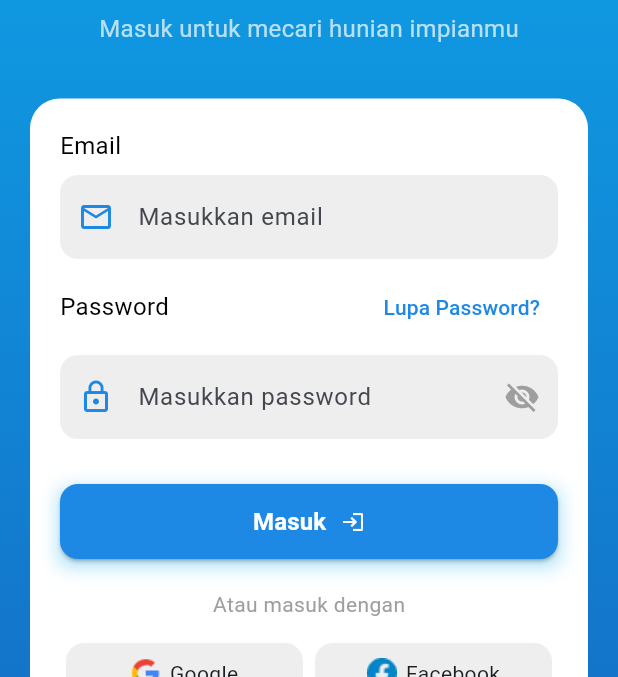
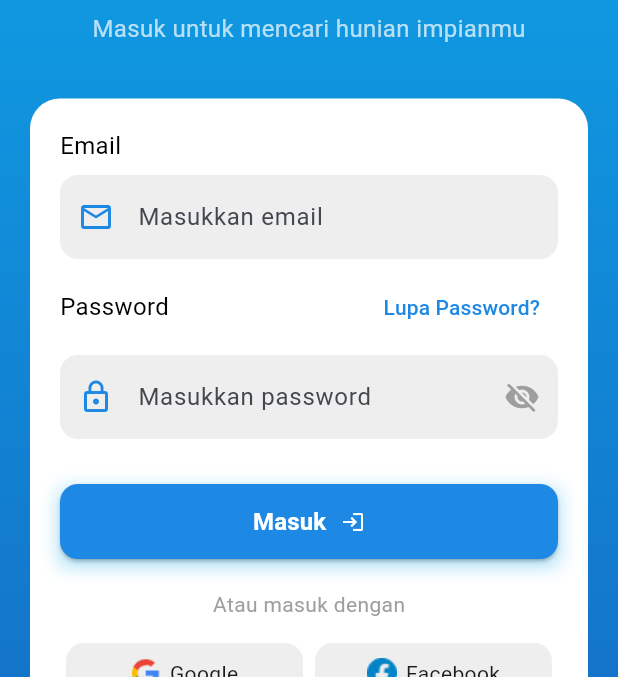
Before and after one commit to faldyardiansyah/mobile_proyek, a Flutter app: the LoginScreen screen opened directly, on a phone screen of 412 x 824 dp, the part 254-931 px from its top. Run offline on Flutter 3.47's test engine with Material 3 defaults, Android fonts, the phone set to English and light mode, and no system bars; drawn by our look-alikes of flutter_animate; our stand-ins replace dash_chat_2, dio, get, get_storage, lottie; accounts and stored records are empty.

Commit message:
integrasi ke laravel

```diff
--- a/lib/auth/login_screen.dart
+++ b/lib/auth/login_screen.dart
@@ -37,7 +37,7 @@ class LoginScreen extends StatelessWidget {
                   ),
                   const SizedBox(height: 8),
                   const Text(
-                    "Masuk untuk mecari hunian impianmu",
+                    "Masuk untuk mencari hunian impianmu",
                     style: TextStyle(fontSize: 16, color: Colors.white70),
                   ),
                   const SizedBox(height: 35),
@@ -50,25 +50,23 @@ class LoginScreen extends StatelessWidget {
                     child: Column(
                       crossAxisAlignment: CrossAxisAlignment.start,
                       children: [
-                        const Text(
-                          "Email",
-                          style: TextStyle(fontSize: 16, color: Colors.black),
-                        ),
+                        const Text("Email",
+                            style: TextStyle(fontSize: 16, color: Colors.black)),
                         const SizedBox(height: 8),
                         _buildTextField(
                           hint: "Masukkan email",
-                          icon: Icons.email_outlined, controller: controller.emailLoginController,
+                          icon: Icons.email_outlined,
+                          controller: controller.emailLoginController,
+                          keyboardType: TextInputType.emailAddress,
                         ),
+
                         const SizedBox(height: 8),
                         _buildForgotPasswordRow(),
                         const SizedBox(height: 8),
-
-                        Obx(
-                          () => _buildTextField(
+                        Obx(() => _buildTextField(
                               hint: "Masukkan password",
                               icon: Icons.lock_outline,
                               controller: controller.passwordLoginController,
-                            isPassword: true,
                               obscureText: controller.isHidden.value,
                               suffixIcon: IconButton(
                                 icon: Icon(
@@ -77,19 +75,16 @@ class LoginScreen extends StatelessWidget {
                                       : Icons.visibility,
                                   color: Colors.grey,
                                 ),
-                              onPressed: () => controller.togglePassword(),
+                                onPressed: controller.togglePassword,
                               ),
-                          ),
-                        ),
+                            )),
 
                         const SizedBox(height: 30),
                         _buildLoginButton(controller),
                         const SizedBox(height: 20),
                         const Center(
-                          child: Text(
-                            "Atau masuk dengan",
-                            style: TextStyle(fontSize: 14, color: Colors.grey),
-                          ),
+                          child: Text("Atau masuk dengan",
+                              style: TextStyle(fontSize: 14, color: Colors.grey)),
                         ),
                         const SizedBox(height: 16),
                         _buildSocialRow(),
@@ -115,19 +110,22 @@ class LoginScreen extends StatelessWidget {
         color: Colors.white.withOpacity(0.2),
         borderRadius: BorderRadius.circular(20),
       ),
-      child: Icon(Icons.home_filled, color: Colors.white, size: 30)
+      child: const Icon(Icons.home_filled, color: Colors.white, size: 30),
     );
   }
 
   Widget _buildTextField({
     required String hint,
     required IconData icon,
-    bool isPassword = false,
+    required TextEditingController controller,
     bool obscureText = false,
-    Widget? suffixIcon, required TextEditingController controller,
+    Widget? suffixIcon,
+    TextInputType? keyboardType,
   }) {
     return TextField(
+      controller: controller,
       obscureText: obscureText,
+      keyboardType: keyboardType,
       decoration: InputDecoration(
         hintText: hint,
         prefixIcon: Icon(icon, color: const Color(0xFF1E88E5)),
@@ -146,16 +144,12 @@ class LoginScreen extends StatelessWidget {
     return Row(
       mainAxisAlignment: MainAxisAlignment.spaceBetween,
       children: [
-        const Text(
-          "Password",
-          style: TextStyle(fontSize: 16, color: Colors.black),
-        ),
+        const Text("Password",
+            style: TextStyle(fontSize: 16, color: Colors.black)),
         TextButton(
           onPressed: () {},
-          child: const Text(
-            "Lupa Password?",
-            style: TextStyle(color: Color(0xFF1E88E5)),
-          ),
+          child: const Text("Lupa Password?",
+              style: TextStyle(color: Color(0xFF1E88E5))),
         ),
       ],
     );
@@ -174,33 +168,34 @@ class LoginScreen extends StatelessWidget {
           ),
         ],
       ),
-      child:
-          ElevatedButton(
+      child: Obx(() => ElevatedButton(
             onPressed: controller.isLoading.value ? null : controller.login,
             style: ElevatedButton.styleFrom(
               backgroundColor: const Color(0xFF1E88E5),
               shape: RoundedRectangleBorder(
-                    borderRadius: BorderRadius.circular(12),
+                  borderRadius: BorderRadius.circular(12)),
             ),
-                ),
-                child: const Row(
+            child: controller.isLoading.value
+                ? const SizedBox(
+                    width: 20, height: 20,
+                    child: CircularProgressIndicator(
+                        color: Colors.white, strokeWidth: 2),
+                  )
+                : const Row(
                     mainAxisAlignment: MainAxisAlignment.center,
                     children: [
-                    Text(
-                      "Masuk",
+                      Text("Masuk",
                           style: TextStyle(
                               color: Colors.white,
                               fontWeight: FontWeight.bold,
-                        fontSize: 16,
-                      ),
-                    ),
+                              fontSize: 16)),
                       SizedBox(width: 10),
                       Icon(Icons.login, size: 16, color: Colors.white),
                     ],
                   ),
           )
-              .animate(onPlay: (controller) => controller.repeat())
-              .shimmer(duration: 3500.ms, color: Colors.white.withOpacity(0.4)),
+              .animate(onPlay: (c) => c.repeat())
+              .shimmer(duration: 3500.ms, color: Colors.white.withOpacity(0.4))),
     );
   }
 
@@ -209,11 +204,11 @@ class LoginScreen extends StatelessWidget {
       mainAxisAlignment: MainAxisAlignment.spaceBetween,
       children: [
         SocialButton(
-        Image(image: AssetImage("assets/image/google.png"), height: 20),
+          Image(image: const AssetImage("assets/image/google.png"), height: 20),
           "Google",
         ),
         SocialButton(
-        Image(image: AssetImage("assets/image/facebook.png"), height: 20),
+          Image(image: const AssetImage("assets/image/facebook.png"), height: 20),
           "Facebook",
         ),
       ],
@@ -224,15 +219,12 @@ class LoginScreen extends StatelessWidget {
     return Row(
       mainAxisAlignment: MainAxisAlignment.center,
       children: [
-        const Text("Belum punya akun?", style: TextStyle(color: Colors.grey)),
+        const Text("Belum punya akun?",
+            style: TextStyle(color: Colors.grey)),
         TextButton(
-          onPressed: () {
-            Get.to(() => const RegisterScreen());
-          },
-          child: const Text(
-            "Daftar sekarang",
-            style: TextStyle(color: Color(0xFF1E88E5)),
-          ),
+          onPressed: () => Get.to(() => const RegisterScreen()),
+          child: const Text("Daftar sekarang",
+              style: TextStyle(color: Color(0xFF1E88E5))),
         ),
       ],
     );
--- a/lib/services/api_service.dart
+++ b/lib/services/api_service.dart
@@ -6,7 +6,7 @@ class ApiService extends GetxService {
   late dio_lib.Dio _dio;
   final _storage = GetStorage();
 
-  static const String baseUrl = 'http://127.0.0.1:8000/api';
+  static const String baseUrl = 'http://192.168.1.10:8000/api';
 
   @override
   void onInit() {
```
Also changed, not shown: lib/auth/controller/auth_controller.dart (+63 -31 lines), lib/main.dart (+9 -0 lines). Lines whose indentation alone changed are shown as unchanged.
